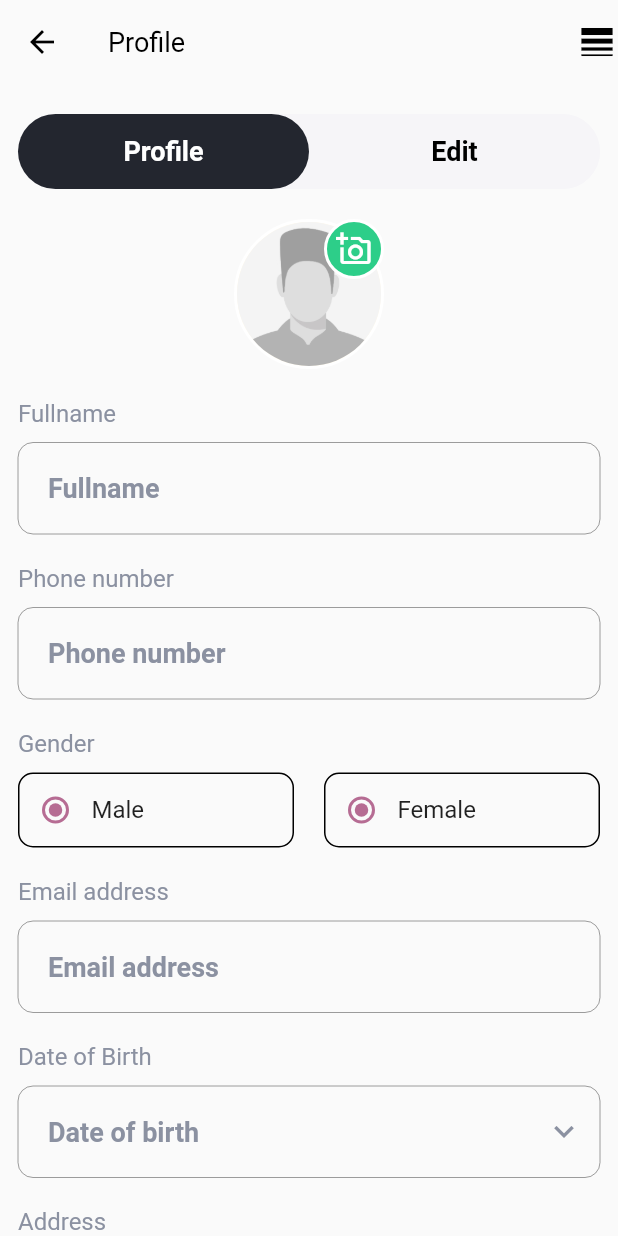
After one commit to ptahsam/medical_app, a Flutter app: the UserProfile screen opened directly, after a tap on the "arrow forward ios" icon, on a phone screen of 412 x 824 dp. The commit adds this screen. Run offline on Flutter 3.47's test engine with Material 2 defaults, Android fonts, the phone set to English and light mode, and no system bars; our stand-ins replace extended_image, font_awesome_flutter, material_design_icons_flutter, page_transition; missing offline and left inert: flutter_emoji; accounts and stored records are empty.

Commit message:
first commit

```diff
--- a/lib/config/palette.dart
+++ b/lib/config/palette.dart
@@ -3,6 +3,7 @@ import 'package:flutter/material.dart';
 class Palette
 {
   static const Color mainColor = Color(0xFF1c4966);
+  static const Color greyLight = Color(0xFFf6f5f8);
   static const Color blue1 = Color(0xFF3871ff);
   static const Color greyBorder = Color(0xFFDDDDDD);
   static const Color grey1 = Color(0xFFd8d9de);
--- /dev/null
+++ b/lib/sharedWidgets/personal_details.dart
@@ -0,0 +1,550 @@
+
+import 'package:flutter/material.dart';
+import 'package:medical_app/DataHandler/appdata.dart';
+import 'package:medical_app/Models/apiConstants.dart';
+import 'package:medical_app/Models/user.dart';
+import 'package:medical_app/config/palette.dart';
+import 'package:provider/provider.dart';
+
+class PersonalDetails extends StatefulWidget {
+  const PersonalDetails({Key? key}) : super(key: key);
+
+  @override
+  State<PersonalDetails> createState() => _PersonalDetailsState();
+}
+
+class _PersonalDetailsState extends State<PersonalDetails> {
+
+  bool isEdit = false;
+  List<String> gender = ["Male", "Female"];
+  String selectedGender = "Male";
+
+  TextEditingController fullnameEditingController = TextEditingController();
+  TextEditingController emailEditingController = TextEditingController();
+  TextEditingController phoneEditingController = TextEditingController();
+  TextEditingController birthdateEditingController = TextEditingController();
+  TextEditingController addressEditingController = TextEditingController();
+  TextEditingController cityEditingController = TextEditingController();
+  TextEditingController zipcodeEditingController = TextEditingController();
+
+  @override
+  void initState() {
+    // TODO: implement initState
+    super.initState();
+  }
+
+  void setUserDetails(User user){
+    fullnameEditingController.text = user.fullname!;
+    emailEditingController.text = user.email!;
+    phoneEditingController.text = user.phonenumber!;
+    birthdateEditingController.text = user.birthdate!;
+    addressEditingController.text = user.street_address!;
+    cityEditingController.text = user.city!;
+    zipcodeEditingController.text = user.zipcode!;
+  }
+
+  @override
+  Widget build(BuildContext context) {
+    User user = Provider.of<AppData>(context).user!;
+    setUserDetails(user);
+    return Scaffold(
+      body: CustomScrollView(
+        slivers: [
+          SliverAppBar(
+            backgroundColor: Colors.transparent,
+            shadowColor: Colors.transparent,
+            leading: InkWell(
+              onTap: (){
+                Navigator.of(context).pop();
+              },
+              child: Icon(
+                Icons.arrow_back,
+                color: Colors.black,
+              ),
+            ),
+            title: Text(
+              "Profile",
+              style: TextStyle(
+                color: Colors.black,
+                fontSize: 18.0,
+                fontWeight: FontWeight.w400,
+              ),
+            ),
+            actions: [
+              Icon(
+                Icons.line_weight_sharp,
+                size: 28.0,
+                color: Colors.black,
+              ),
+            ],
+          ),
+          SliverToBoxAdapter(
+            child: Container(
+              height: 50.0,
+              margin: EdgeInsets.only(top: 20.0, left: 12.0, right: 12.0),
+              decoration: BoxDecoration(
+                borderRadius: BorderRadius.circular(25.0),
+                color: Palette.greyLight,
+              ),
+              child: Row(
+                children: [
+                  Expanded(
+                    child: InkWell(
+                      onTap: (){
+                        setState(() {
+                          isEdit = !isEdit;
+                        });
+                      },
+                      child: Container(
+                        height: 50.0,
+                        decoration: BoxDecoration(
+                          borderRadius: BorderRadius.circular(25.0),
+                          color: isEdit?Palette.greyLight:Palette.black1,
+                        ),
+                        child: Align(
+                          alignment: Alignment.center,
+                          child: Center(
+                            child: Text(
+                              "Profile",
+                              style: TextStyle(
+                                color: isEdit?Colors.black:Colors.white,
+                                fontSize: 18.0,
+                                fontWeight: FontWeight.bold,
+                              ),
+                            ),
+                          ),
+                        ),
+                      ),
+                    ),
+                  ),
+                  Expanded(
+                    child: InkWell(
+                      onTap: (){
+                        setState(() {
+                          isEdit = !isEdit;
+                        });
+                      },
+                      child: Container(
+                        height: 50.0,
+                        decoration: BoxDecoration(
+                          borderRadius: BorderRadius.circular(25.0),
+                          color: isEdit?Palette.black1:Palette.greyLight,
+                        ),
+                        child: Align(
+                          alignment: Alignment.center,
+                          child: Center(
+                            child: Text(
+                              "Edit",
+                              style: TextStyle(
+                                color: isEdit?Colors.white:Colors.black,
+                                fontSize: 18.0,
+                                fontWeight: FontWeight.bold,
+                              ),
+                            ),
+                          ),
+                        ),
+                      ),
+                    ),
+                  ),
+                ],
+              ),
+            ),
+          ),
+          SliverToBoxAdapter(
+            child: Container(
+              padding: EdgeInsets.only(left: 12.0, top: 20.0, right: 12.0),
+              child: Center(
+                child: Stack(
+                  children: [
+                    Container(
+                      height: 100.0,
+                      width: 100.0,
+                      decoration: BoxDecoration(
+                        shape: BoxShape.circle,
+                        color: Palette.accentColor,
+                        border: Border.all(
+                          width: 2.0,
+                          color: Colors.white,
+                        ),
+                      ),
+                      child: ClipRRect(
+                        borderRadius: BorderRadius.circular(60.0),
+                        child: user.photo != null && user.photo != ""?InkWell(
+                          onTap: (){
+                            //Navigator.push(context, PageTransition(child: ViewUserPhoto(user: user,), type: PageTransitionType.rightToLeft));
+                          },
+                          child: Image.network(
+                            user.photo!.contains("https")?user.photo!:"${ApiConstants.baseUrl}/images/profiles/${user.photo!}",
+                            height: 100.0,
+                            width: 100.0,
+                            fit: BoxFit.cover,
+                            loadingBuilder: (BuildContext context, Widget child,
+                                ImageChunkEvent? loadingProgress) {
+                              if (loadingProgress == null) {
+                                return child;
+                              }
+                              return Center(
+                                child: CircularProgressIndicator(
+                                  value: loadingProgress.expectedTotalBytes != null
+                                      ? loadingProgress.cumulativeBytesLoaded /
+                                      loadingProgress.expectedTotalBytes!
+                                      : null,
+                                ),
+                              );
+                            },
+                          ),
+                        ):Image.asset(
+                          "assets/images/profile.jpg",
+                          height: 100.0,
+                          width: 100.0,
+                          fit: BoxFit.cover,
+                        ),
+                      ),
+                    ),
+                    Positioned(
+                      top: 0.0,
+                      right: 0.0,
+                      child: InkWell(
+                        onTap: (){
+                          /*showModalBottomSheet(
+                            isScrollControlled: true,
+                            shape: const RoundedRectangleBorder(
+                              borderRadius: BorderRadius.only(topLeft: Radius.circular(15.0), topRight: Radius.circular(15.0)),
+                            ),
+                            context: context,
+                            builder: (context) => //buildSelectSheet(),
+                          );*/
+                        },
+                        child: Container(
+                          padding: EdgeInsets.all(6.0),
+                          decoration: BoxDecoration(
+                            shape: BoxShape.circle,
+                            color: Palette.primaryColor,
+                            border: Border.all(
+                              width: 2.0,
+                              color: Colors.white,
+                            ),
+                          ),
+                          child: user.photo != null && user.photo != ""?Icon(
+                            Icons.camera_alt_outlined,
+                            color: Colors.white,
+                          ):Icon(
+                            Icons.add_a_photo_outlined,
+                            color: Colors.white,
+                          ),
+                        ),
+                      ),
+                    ),
+                  ],
+                ),
+              ),
+            ),
+          ),
+          SliverToBoxAdapter(
+            child: Container(
+              padding: EdgeInsets.only(top: 20.0, left: 12.0, right: 12.0),
+              child: Column(
+                crossAxisAlignment: CrossAxisAlignment.start,
+                children: [
+                  Text(
+                    "Fullname",
+                    style: TextStyle(
+                      fontSize: 16.0,
+                      fontWeight: FontWeight.normal,
+                      color: Palette.textColor,
+                    ),
+                  ),
+                  SizedBox(height: 10.0,),
+                  TextField(
+                    enabled: isEdit,
+                    controller: fullnameEditingController,
+                    style: TextStyle(
+                      fontSize: 18.0,
+                      fontWeight: FontWeight.w600,
+                      color: Colors.black,
+                    ),
+                    decoration: InputDecoration(
+                      hintText: "Fullname",
+                      hintStyle: TextStyle(
+                        color: Palette.textColor,
+                        fontWeight: FontWeight.w600,
+                        fontSize: 18.0,
+                      ),
+                      contentPadding: EdgeInsets.symmetric(horizontal: 20.0, vertical: 20.0),
+                      border: const OutlineInputBorder(
+                        borderRadius: BorderRadius.all(Radius.circular(10.0)),
+                      ),
+                    ),
+                  ),
+                  SizedBox(height: 20.0,),
+                  Text(
+                    "Phone number",
+                    style: TextStyle(
+                      fontSize: 16.0,
+                      fontWeight: FontWeight.normal,
+                      color: Palette.textColor,
+                    ),
+                  ),
+                  SizedBox(height: 10.0,),
+                  TextField(
+                    controller: phoneEditingController,
+                    enabled: isEdit,
+                    style: TextStyle(
+                      fontSize: 18.0,
+                      fontWeight: FontWeight.w600,
+                      color: Colors.black,
+                    ),
+                    decoration: InputDecoration(
+                      hintText: "Phone number",
+                      hintStyle: TextStyle(
+                        color: Palette.textColor,
+                        fontWeight: FontWeight.w600,
+                        fontSize: 18.0,
+                      ),
+                      contentPadding: EdgeInsets.symmetric(horizontal: 20.0, vertical: 20.0),
+                      border: const OutlineInputBorder(
+                        borderRadius: BorderRadius.all(Radius.circular(10.0)),
+                      ),
+                    ),
+                  ),
+                  SizedBox(height: 20.0,),
+                  Text(
+                    "Gender",
+                    style: TextStyle(
+                      fontSize: 16.0,
+                      fontWeight: FontWeight.normal,
+                      color: Palette.textColor,
+                    ),
+                  ),
+                  SizedBox(height: 10.0,),
+                  Row(
+                    children: [
+                      Expanded(
+                        child: Container(
+                          decoration: BoxDecoration(
+                            borderRadius: BorderRadius.circular(10.0),
+                            border: Border.all(),
+                          ),
+                          child: Row(
+                            children: [
+                              Radio(
+                                value: "Male",
+                                groupValue: "Male",
+                                onChanged: (String? value) {
+                                  setState(() {
+                                    selectedGender = value!;
+                                  });
+                                },
+                              ),
+                              Text(
+                                "Male",
+                                style: TextStyle(
+                                  fontWeight: FontWeight.normal,
+                                  fontSize: 16.0,
+                                ),
+                              ),
+                            ],
+                          ),
+                        ),
+                      ),
+                      SizedBox(width: 20.0,),
+                      Expanded(
+                        child: Container(
+                          decoration: BoxDecoration(
+                            borderRadius: BorderRadius.circular(10.0),
+                            border: Border.all(),
+                          ),
+                          child: Row(
+                            children: [
+                              Radio(
+                                value: "Female",
+                                groupValue: "Female",
+                                onChanged: (String? value) {
+                                  setState(() {
+                                    selectedGender = value!;
+                                  });
+                                },
+                              ),
+                              Text(
+                                "Female",
+                                style: TextStyle(
+                                  fontWeight: FontWeight.normal,
+                                  fontSize: 16.0,
+                                ),
+                              ),
+                            ],
+                          ),
+                        ),
+                      ),
+                    ],
+                  ),
+                  SizedBox(height: 20.0,),
+                  Text(
+                    "Email address",
+                    style: TextStyle(
+                      fontSize: 16.0,
+                      fontWeight: FontWeight.normal,
+                      color: Palette.textColor,
+                    ),
+                  ),
+                  SizedBox(height: 10.0,),
+                  TextField(
+                    controller: emailEditingController,
+                    enabled: isEdit,
+                    style: TextStyle(
+                      fontSize: 18.0,
+                      fontWeight: FontWeight.w600,
+                      color: Colors.black,
+                    ),
+                    decoration: InputDecoration(
+                      hintText: "Email address",
+                      hintStyle: TextStyle(
+                        color: Palette.textColor,
+                        fontWeight: FontWeight.w600,
+                        fontSize: 18.0,
+                      ),
+                      contentPadding: EdgeInsets.symmetric(horizontal: 20.0, vertical: 20.0),
+                      border: const OutlineInputBorder(
+                        borderRadius: BorderRadius.all(Radius.circular(10.0)),
+                      ),
+                    ),
+                  ),
+                  SizedBox(height: 20.0,),
+                  Text(
+                    "Date of Birth",
+                    style: TextStyle(
+                      fontSize: 16.0,
+                      fontWeight: FontWeight.normal,
+                      color: Palette.textColor,
+                    ),
+                  ),
+                  SizedBox(height: 10.0,),
+                  TextField(
+                    controller: birthdateEditingController,
+                    enabled: isEdit,
+                    style: TextStyle(
+                      fontSize: 18.0,
+                      fontWeight: FontWeight.w600,
+                      color: Colors.black,
+                    ),
+                    decoration: InputDecoration(
+                      hintText: "Date of birth",
+                      hintStyle: TextStyle(
+                        color: Palette.textColor,
+                        fontWeight: FontWeight.w600,
+                        fontSize: 18.0,
+                      ),
+                      suffixIcon: Icon(
+                        Icons.keyboard_arrow_down_outlined,
+                        size: 26.0,
+                        color: Palette.textColor,
+                      ),
+                      contentPadding: EdgeInsets.symmetric(horizontal: 20.0, vertical: 20.0),
+                      border: const OutlineInputBorder(
+                        borderRadius: BorderRadius.all(Radius.circular(10.0)),
+                      ),
+                    ),
+                  ),
+                  SizedBox(height: 20.0,),
+                  Text(
+                    "Address",
+                    style: TextStyle(
+                      fontSize: 16.0,
+                      fontWeight: FontWeight.normal,
+                      color: Palette.textColor,
+                    ),
+                  ),
+                  SizedBox(height: 10.0,),
+                  TextField(
+                    controller: addressEditingController,
+                    enabled: isEdit,
+                    style: TextStyle(
+                      fontSize: 18.0,
+                      fontWeight: FontWeight.w600,
+                      color: Colors.black,
+                    ),
+                    decoration: InputDecoration(
+                      hintText: "Address",
+                      hintStyle: TextStyle(
+                        color: Palette.textColor,
+                        fontWeight: FontWeight.w600,
+                        fontSize: 18.0,
+                      ),
+                      contentPadding: EdgeInsets.symmetric(horizontal: 20.0, vertical: 20.0),
+                      border: const OutlineInputBorder(
+                        borderRadius: BorderRadius.all(Radius.circular(10.0)),
+                      ),
+                    ),
+                  ),
+                  SizedBox(height: 20.0,),
+                  Text(
+                    "City",
+                    style: TextStyle(
+                      fontSize: 16.0,
+                      fontWeight: FontWeight.normal,
+                      color: Palette.textColor,
+                    ),
+                  ),
+                  SizedBox(height: 10.0,),
+                  TextField(
+                    controller: cityEditingController,
+                    enabled: isEdit,
+                    style: TextStyle(
+                      fontSize: 18.0,
+                      fontWeight: FontWeight.w600,
+                      color: Colors.black,
+                    ),
+                    decoration: InputDecoration(
+                      hintText: "City",
+                      hintStyle: TextStyle(
+                        color: Palette.textColor,
+                        fontWeight: FontWeight.w600,
+                        fontSize: 18.0,
+                      ),
+                      contentPadding: EdgeInsets.symmetric(horizontal: 20.0, vertical: 20.0),
+                      border: const OutlineInputBorder(
+                        borderRadius: BorderRadius.all(Radius.circular(10.0)),
+                      ),
+                    ),
+                  ),
+                  SizedBox(height: 20.0,),
+                  Text(
+                    "Zipcode",
+                    style: TextStyle(
+                      fontSize: 16.0,
+                      fontWeight: FontWeight.normal,
+                      color: Palette.textColor,
+                    ),
+                  ),
+                  SizedBox(height: 10.0,),
+                  TextField(
+                    controller: zipcodeEditingController,
+                    enabled: isEdit,
+                    style: TextStyle(
+                      fontSize: 18.0,
+                      fontWeight: FontWeight.w600,
+                      color: Colors.black,
+                    ),
+                    decoration: InputDecoration(
+                      hintText: "Zipcode",
+                      hintStyle: TextStyle(
+                        color: Palette.textColor,
+                        fontWeight: FontWeight.w600,
+                        fontSize: 18.0,
+                      ),
+                      contentPadding: EdgeInsets.symmetric(horizontal: 20.0, vertical: 20.0),
+                      border: const OutlineInputBorder(
+                        borderRadius: BorderRadius.all(Radius.circular(10.0)),
+                      ),
+                    ),
+                  ),
+                  SizedBox(height: 20.0,),
+                ],
+              ),
+            ),
+          ),
+        ],
+      ),
+    );
+  }
+}
--- a/lib/sharedWidgets/user_profile.dart
+++ b/lib/sharedWidgets/user_profile.dart
@@ -2,6 +2,8 @@ import 'package:flutter/material.dart';
 import 'package:flutter_emoji/flutter_emoji.dart';
 import 'package:font_awesome_flutter/font_awesome_flutter.dart';
 import 'package:medical_app/config/palette.dart';
+import 'package:medical_app/sharedWidgets/personal_details.dart';
+import 'package:page_transition/page_transition.dart';
 
 class UserProfile extends StatefulWidget {
   const UserProfile({Key? key}) : super(key: key);
@@ -57,7 +59,7 @@ class _UserProfileState extends State<UserProfile> {
             ],
           ),
           SliverPadding(
-            padding: EdgeInsets.only(top: 40, left: 12.0, right: 12.0,),
+            padding: EdgeInsets.only(top: 20.0, left: 12.0, right: 12.0,),
             sliver: SliverToBoxAdapter(
               child: ListTile(
                 contentPadding: EdgeInsets.zero,
@@ -191,9 +193,14 @@ class _UserProfileState extends State<UserProfile> {
                         color: Colors.black
                       ),
                     ),
-                    trailing: Icon(
-                      Icons.arrow_forward_ios,
-                      size: 28.0,
+                    trailing: InkWell(
+                      onTap: (){
+                        Navigator.push(context, PageTransition(type: PageTransitionType.rightToLeft, child: PersonalDetails()));
+                      },
+                      child: Icon(
+                        Icons.arrow_forward_ios,
+                        size: 28.0,
+                      ),
                     ),
                   ),
                   SizedBox(height: 20.0,),
@@ -322,7 +329,7 @@ class _UserProfileState extends State<UserProfile> {
             ),
           ),
           SliverPadding(
-            padding: EdgeInsets.only(left: 12.0, right: 12.0, top: 10.0),
+            padding: EdgeInsets.only(left: 12.0, right: 12.0, top: 10.0, bottom: 20.0),
             sliver: SliverToBoxAdapter(
               child: Text(
                 "Log Out",
--- a/lib/sharedWidgets/widgets.dart
+++ b/lib/sharedWidgets/widgets.dart
@@ -1,3 +1,4 @@
 export 'custom_tab_bar.dart';
 export 'user_profile.dart';
 export 'profile_avatar.dart';
+export 'personal_details.dart';
```
Also changed, not shown: assets/images/profile.jpg (added), 3 other files.
